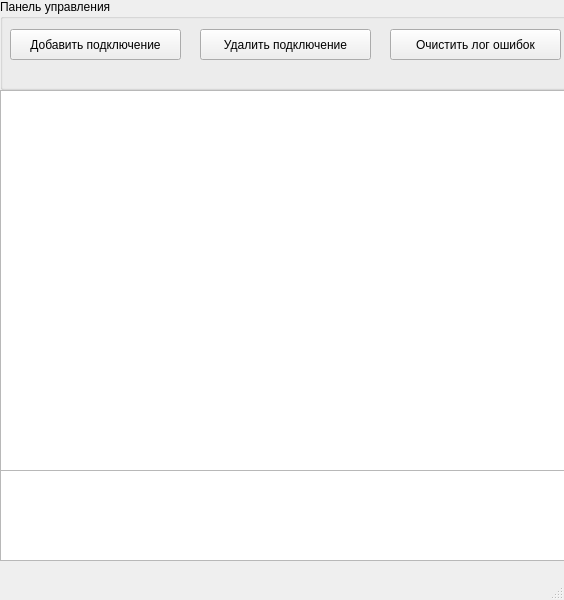
Above: mainwindow.ui from BlackSerperior6/Transformator before the change. Below: the same form after it.
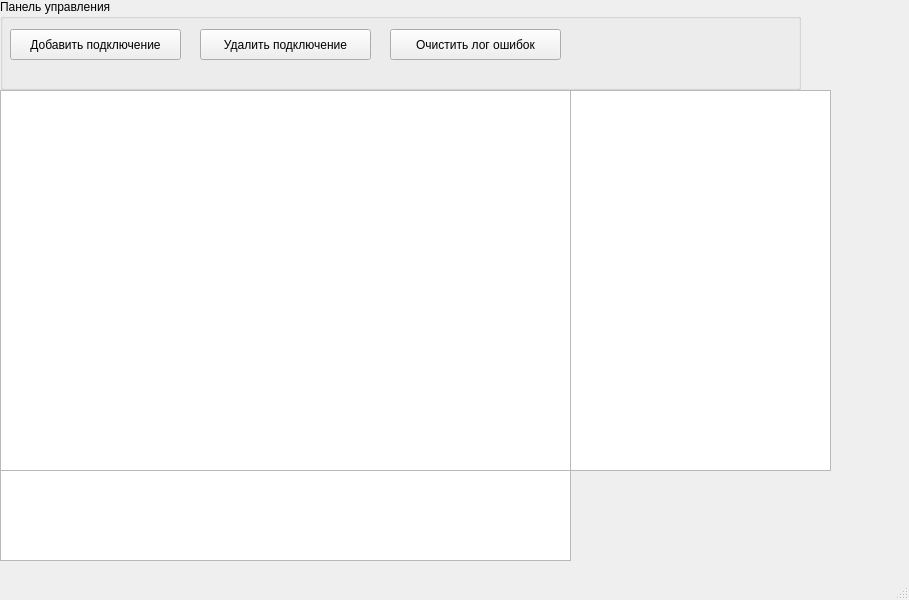
That is the form after the change.

```diff
--- a/mainwindow.ui
+++ b/mainwindow.ui
@@ -6,7 +6,7 @@
    <rect>
     <x>0</x>
     <y>0</y>
-    <width>564</width>
+    <width>909</width>
     <height>600</height>
    </rect>
   </property>
@@ -86,6 +86,16 @@
      </rect>
     </property>
    </widget>
+   <widget class="QListWidget" name="DataView">
+    <property name="geometry">
+     <rect>
+      <x>570</x>
+      <y>90</y>
+      <width>261</width>
+      <height>381</height>
+     </rect>
+    </property>
+   </widget>
   </widget>
   <widget class="QMenuBar" name="menubar">
    <property name="geometry">
```
Left out of the diff: 2 changed lines with no effect on the pictures.
